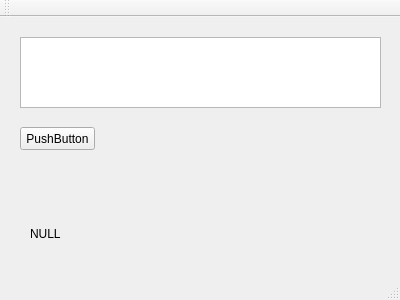
Above: CS490HUB/mainwindow.ui from JLongazo/CS-490 before the change. Below: the same form after it.
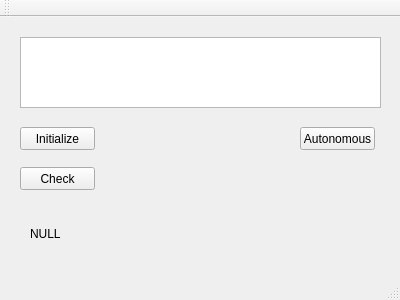
That is the form after the change.

What changed in the file:
```diff
--- a/CS490HUB/mainwindow.ui
+++ b/CS490HUB/mainwindow.ui
@@ -34,7 +34,7 @@
      </rect>
     </property>
     <property name="text">
-     <string>PushButton</string>
+     <string>Initialize</string>
     </property>
    </widget>
    <widget class="QLabel" name="label1">
@@ -50,6 +50,32 @@
      <string>NULL</string>
     </property>
    </widget>
+   <widget class="QPushButton" name="Autnomous">
+    <property name="geometry">
+     <rect>
+      <x>300</x>
+      <y>110</y>
+      <width>75</width>
+      <height>23</height>
+     </rect>
+    </property>
+    <property name="text">
+     <string>Autonomous</string>
+    </property>
+   </widget>
+   <widget class="QPushButton" name="check">
+    <property name="geometry">
+     <rect>
+      <x>20</x>
+      <y>150</y>
+      <width>75</width>
+      <height>23</height>
+     </rect>
+    </property>
+    <property name="text">
+     <string>Check</string>
+    </property>
+   </widget>
   </widget>
   <widget class="QMenuBar" name="menuBar">
    <property name="geometry">
```
Left out of the diff: 2 changed lines with no effect on the pictures.
